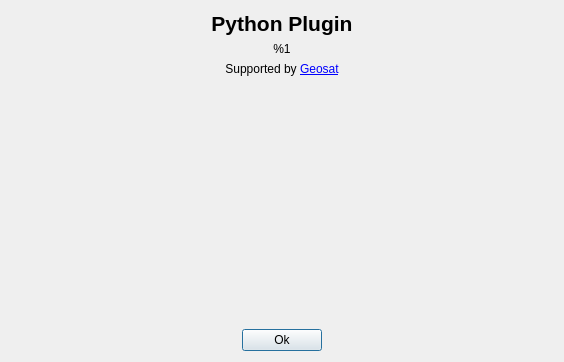
tmontaigu/CloudCompare-PythonRuntime, file ui/AboutDialog.ui: the form before one commit.
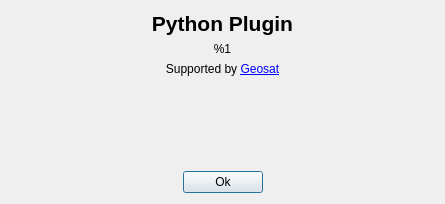
The form after the commit. Icons and pictures are not drawn.

Commit message: Smaller About Dialog

Diff of the .ui file:
```diff
--- a/ui/AboutDialog.ui
+++ b/ui/AboutDialog.ui
@@ -6,8 +6,8 @@
    <rect>
     <x>0</x>
     <y>0</y>
-    <width>564</width>
-    <height>362</height>
+    <width>445</width>
+    <height>204</height>
    </rect>
   </property>
   <property name="windowTitle">
```
